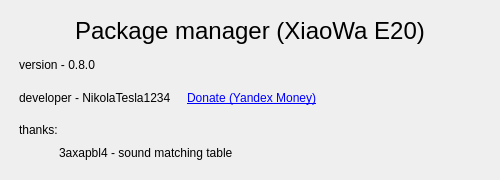
This is mi_e20/template/about.ui in Apolsid/mi_e20 as Qt 5 draws it before an edit. The edited form follows.
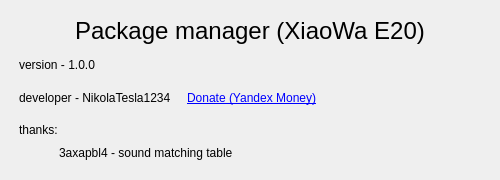
This is the edited form.

Diff of the .ui file:
```diff
--- a/mi_e20/template/about.ui
+++ b/mi_e20/template/about.ui
@@ -68,7 +68,7 @@
       <item>
        <widget class="QLabel" name="label_2">
         <property name="text">
-         <string>version - 0.8.0</string>
+         <string>version - 1.0.0</string>
         </property>
        </widget>
       </item>
```
